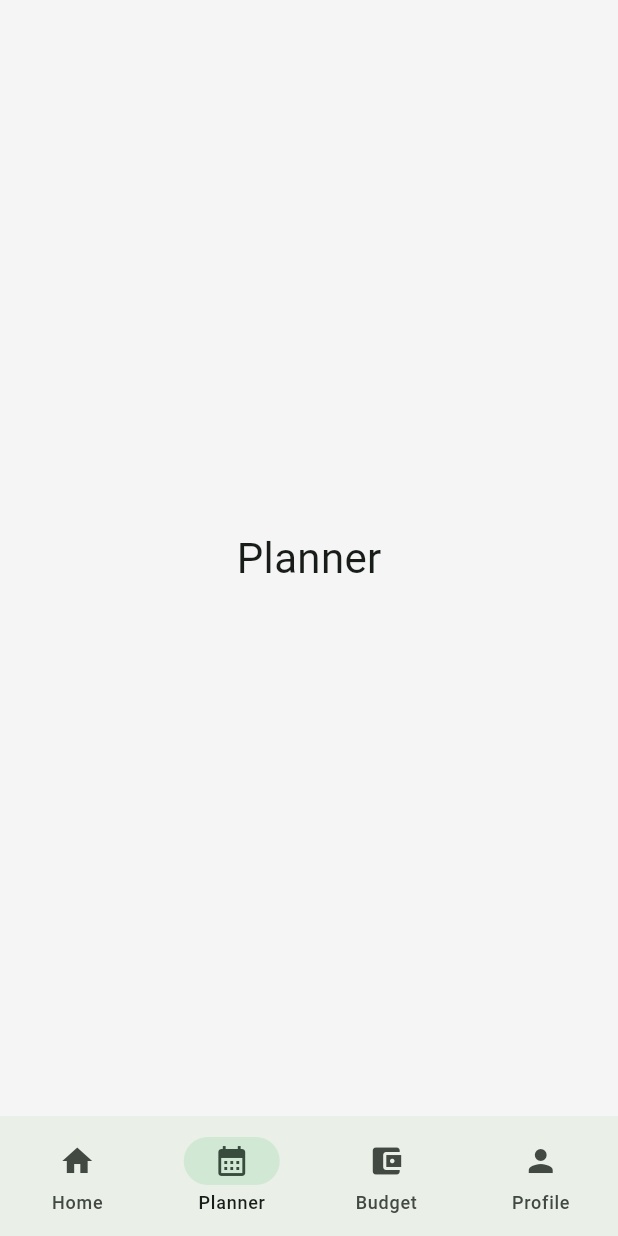
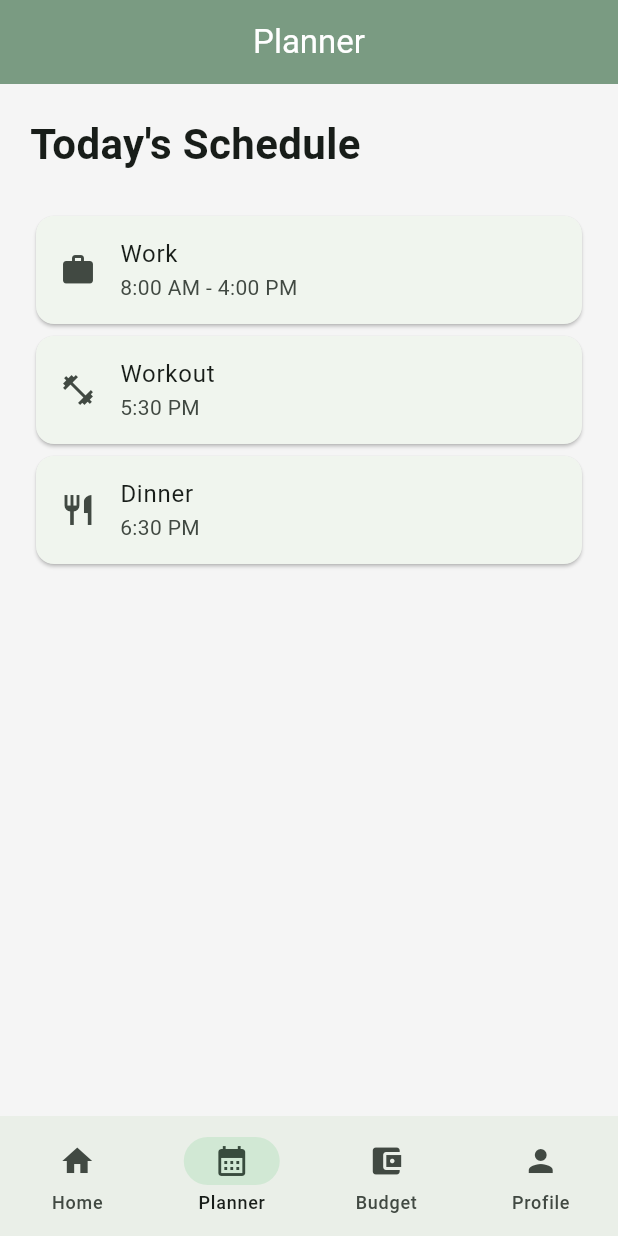
Before and after one commit to velquitas/LifeFlow, a Flutter app: the screen it shows after launch, item 2 of the bottom bar chosen, on a phone screen of 412 x 824 dp. Run offline on Flutter 3.47's test engine with Material 3 defaults, Android fonts, the phone set to English and light mode, and no system bars; our stand-ins replace shared_preferences.

Commit message:
Build Planner screen layout

```diff
--- a/lib/screens/planner/planner_screen.dart
+++ b/lib/screens/planner/planner_screen.dart
@@ -5,12 +5,47 @@ class PlannerScreen extends StatelessWidget {
 
   @override
   Widget build(BuildContext context) {
-    return const Scaffold(
-      body: Center(
-        child: Text(
-          'Planner',
-          style: TextStyle(fontSize: 28),
-        ),
+    return Scaffold(
+      appBar: AppBar(
+        title: const Text("Planner"),
+      ),
+      body: ListView(
+        padding: const EdgeInsets.all(20),
+        children: const [
+          Text(
+            "Today's Schedule",
+            style: TextStyle(
+              fontSize: 28,
+              fontWeight: FontWeight.bold,
+            ),
+          ),
+
+          SizedBox(height: 24),
+
+          Card(
+            child: ListTile(
+              leading: Icon(Icons.work),
+              title: Text("Work"),
+              subtitle: Text("8:00 AM - 4:00 PM"),
+            ),
+          ),
+
+          Card(
+            child: ListTile(
+              leading: Icon(Icons.fitness_center),
+              title: Text("Workout"),
+              subtitle: Text("5:30 PM"),
+            ),
+          ),
+
+          Card(
+            child: ListTile(
+              leading: Icon(Icons.restaurant),
+              title: Text("Dinner"),
+              subtitle: Text("6:30 PM"),
+            ),
+          ),
+        ],
       ),
     );
   }
```
Also changed, not shown: lib/screens/Home/home_screen.dart (+27 -0 lines).
